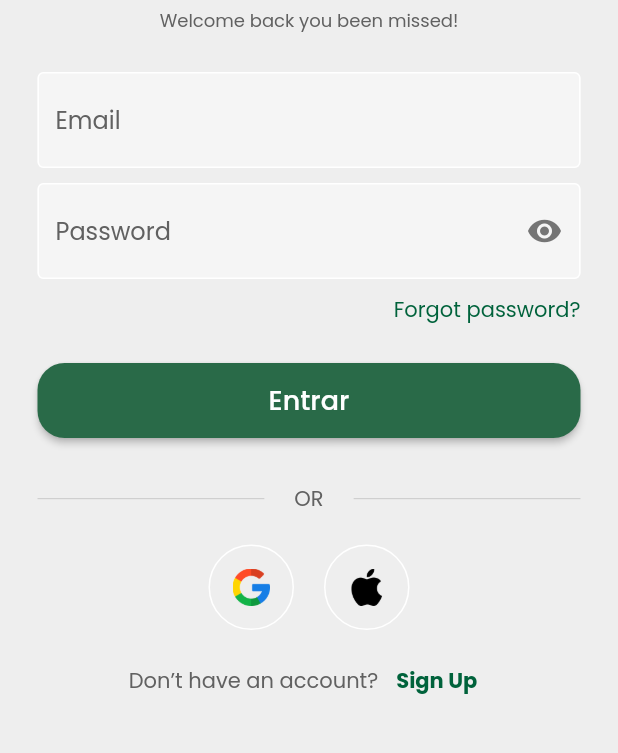
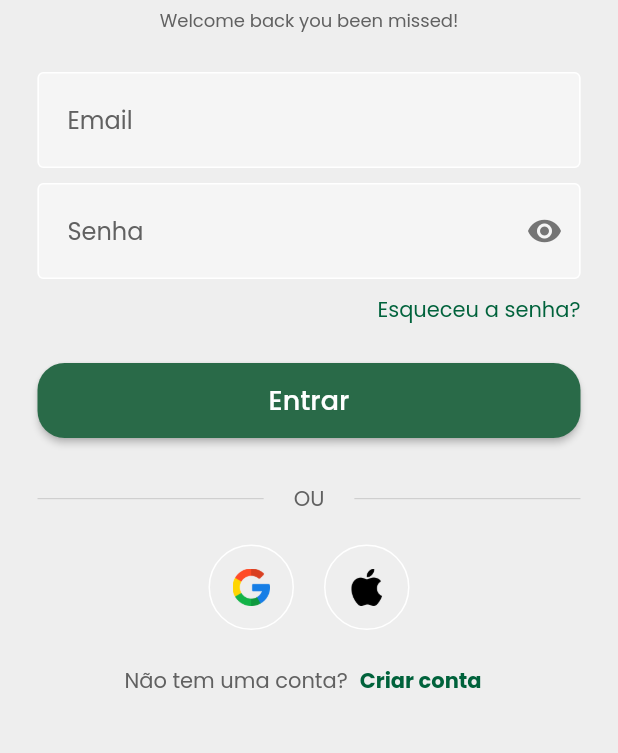
Before and after one commit to NaiaraBorges/starbucks-app, a Flutter app: the screen it shows after launch, on a phone screen of 412 x 824 dp, the part 360-1113 px from its top. Run offline on Flutter 3.47's test engine with Material 2 defaults, Android fonts, the phone set to English and light mode, and no system bars.

```diff
--- a/lib/src/config/app_data.dart
+++ b/lib/src/config/app_data.dart
@@ -4,34 +4,34 @@ import 'package:starbucks_app/src/models/item_model.dart';
 ItemModel apple = ItemModel(
   description:
       'Dive into an adventure! Follow the Fantasy Tail Frappuccino® Blended Beverage.',
-  imgUrl: 'assets/images/coffee/coffee_1.png',
-  itemName: 'Fantasy Tail',
-  price: 5.5,
-  unit: 'kg',
+  imgUrl: 'assets/images/coffee/coffee_2.png',
+  itemName: 'Strawberry Cheesecake',
+  price: 19.5,
+  unit: 'un',
 );
 
 ItemModel grape = ItemModel(
   imgUrl: 'assets/images/coffee/coffee_5.png',
-  itemName: 'Frappuccino Avelã',
-  price: 13.90,
-  unit: 'kg',
+  itemName: 'Frappuccino Unicorn',
+  price: 21.5,
+  unit: 'ml',
   description:
       'Preparado com café, leite, essência de avelã e gelo batidos; a bebida é finalizada com chantilly e calda mocha.',
 );
 
 ItemModel guava = ItemModel(
-  imgUrl: 'assets/images/coffee/coffee_2.png',
+  imgUrl: 'assets/images/coffee/coffee_3.png',
   itemName: 'Strawberry Cheesecake',
-  price: 13.90,
+  price: 23.50,
   unit: 'kg',
   description:
       'Preparado com café, leite, essência de avelã e gelo batidos; a bebida é finalizada com chantilly e calda mocha.',
 );
 
 ItemModel kiwi = ItemModel(
-  imgUrl: 'assets/images/coffee/coffee_1.png',
+  imgUrl: 'assets/images/coffee/coffee_6.png',
   itemName: 'Coffee Latte Unicorn',
-  price: 2.5,
+  price: 19.5,
   unit: 'un',
   description:
       'O melhor kiwi da região e que conta com o melhor preço de qualquer quitanda. Este item conta com vitaminas essenciais para o fortalecimento corporal, resultando em uma vida saudável.',
@@ -39,17 +39,17 @@ ItemModel kiwi = ItemModel(
 
 ItemModel mango = ItemModel(
   imgUrl: 'assets/images/coffee/coffee_4.png',
-  itemName: 'Manga',
-  price: 2.5,
+  itemName: 'Sakura Frappuccino',
+  price: 21.5,
   unit: 'un',
   description:
-      'A melhor manga da região e que conta com o melhor preço de qualquer quitanda. Este item conta com vitaminas essenciais para o fortalecimento corporal, resultando em uma vida saudável.',
+      'Nesse frappuccino, pedacinhos de shiratama são rosa claro e aparecem na calda, que é combinada com uma base de leite feita com pó de flor de cerejeira e suco de morango e então misturada com gelo.',
 );
 
 ItemModel papaya = ItemModel(
-  imgUrl: 'assets/images/coffee/coffee_3.png',
-  itemName: 'Mamão papaya',
-  price: 8,
+  imgUrl: 'assets/images/coffee/coffee_1.png',
+  itemName: 'Matcha Frappuccino',
+  price: 23.50,
   unit: 'kg',
   description:
       'O melhor mamão da região e que conta com o melhor preço de qualquer quitanda. Este item conta com vitaminas essenciais para o fortalecimento corporal, resultando em uma vida saudável.',
--- a/lib/src/pages/auth/components/custom_text_field.dart
+++ b/lib/src/pages/auth/components/custom_text_field.dart
@@ -35,6 +35,7 @@ class _CustomTextFieldState extends State<CustomTextField> {
         controller: widget.controller,
         obscureText: isObscure,
         decoration: InputDecoration(
+          contentPadding: const EdgeInsets.all(20),
           suffixIcon: widget.isSecret
               ? IconButton(
                   onPressed: () {
--- a/lib/src/pages/auth/sign_in_screen.dart
+++ b/lib/src/pages/auth/sign_in_screen.dart
@@ -65,7 +65,7 @@ class SignInScreen extends StatelessWidget {
                 //password textfield
                 CustomTextField(
                   controller: passwordController,
-                  hintText: 'Password',
+                  hintText: 'Senha',
                   isSecret: true,
                 ),
 
@@ -78,7 +78,7 @@ class SignInScreen extends StatelessWidget {
                     mainAxisAlignment: MainAxisAlignment.end,
                     children: [
                       Text(
-                        'Forgot password?',
+                        'Esqueceu a senha?',
                         style: TextStyle(
                           color: Color.fromRGBO(0, 98, 59, 10),
                         ),
@@ -131,7 +131,7 @@ class SignInScreen extends StatelessWidget {
                       ),
                       Padding(
                         padding: const EdgeInsets.symmetric(horizontal: 20),
-                        child: Text('OR',
+                        child: Text('OU',
                             style: TextStyle(color: Colors.grey[700])),
                       ),
                       Expanded(
@@ -163,12 +163,11 @@ class SignInScreen extends StatelessWidget {
                   mainAxisAlignment: MainAxisAlignment.center,
                   children: [
                     Text(
-                      'Don’t have an account?',
+                      'Não tem uma conta?',
                       style: TextStyle(
                         color: Colors.grey[700],
                       ),
                     ),
-                    const SizedBox(width: 4),
                     TextButton(
                       onPressed: () {
                         Navigator.of(context)
@@ -176,7 +175,7 @@ class SignInScreen extends StatelessWidget {
                           return SignUpScreen();
                         }));
                       },
-                      child: const Text('Sign Up',
+                      child: const Text('Criar conta',
                           style: TextStyle(
                             color: Color.fromRGBO(0, 98, 59, 10),
                             fontWeight: FontWeight.bold,
```
Also changed, not shown: assets/images/coffee/coffee_2.png, assets/images/coffee/coffee_5.png, assets/images/coffee/coffee_6.png (added).
